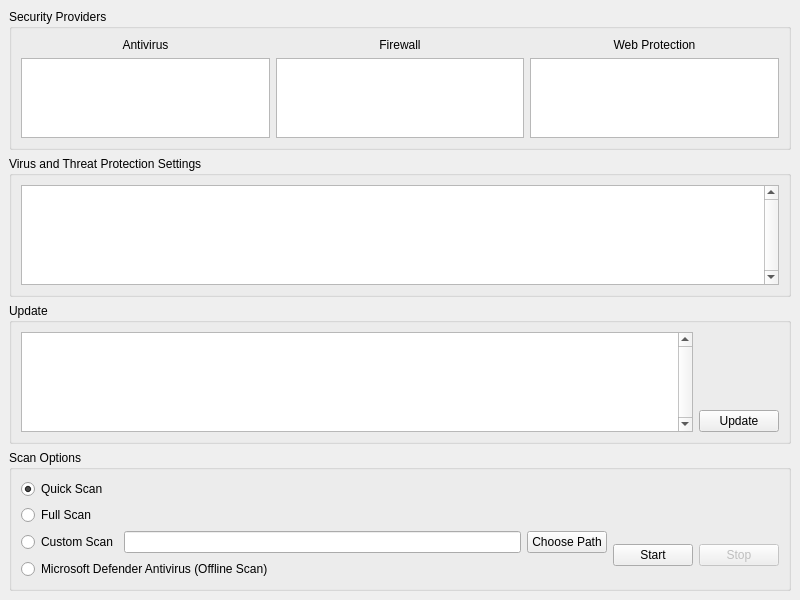
Above: UI/mainWindow.ui from RandySabatin/WindowsSecurityTool before the change. Below: the same form after it.
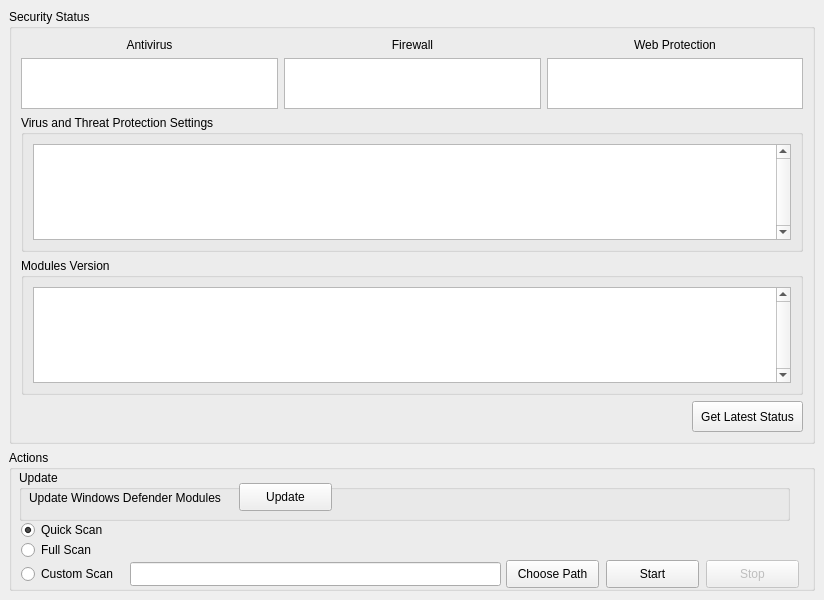
That is the form after the change.

What changed in the file:
```diff
--- a/UI/mainWindow.ui
+++ b/UI/mainWindow.ui
@@ -6,7 +6,7 @@
    <rect>
     <x>0</x>
     <y>0</y>
-    <width>800</width>
+    <width>824</width>
     <height>600</height>
    </rect>
   </property>
@@ -15,144 +15,22 @@
   </property>
   <widget class="QWidget" name="centralwidget">
    <layout class="QGridLayout" name="gridLayout">
-    <item row="3" column="0">
-     <widget class="QGroupBox" name="groupBox_3">
-      <property name="minimumSize">
-       <size>
-        <width>0</width>
-        <height>141</height>
-       </size>
-      </property>
-      <property name="title">
-       <string>Scan Options</string>
-      </property>
-      <layout class="QGridLayout" name="gridLayout_3">
-       <item row="0" column="0">
-        <widget class="QRadioButton" name="radioButton">
-         <property name="text">
-          <string>Quick Scan</string>
-         </property>
-         <property name="checked">
-          <bool>true</bool>
-         </property>
-        </widget>
-       </item>
-       <item row="1" column="0">
-        <widget class="QRadioButton" name="radioButton_2">
-         <property name="text">
-          <string>Full Scan</string>
-         </property>
-        </widget>
-       </item>
-       <item row="2" column="0">
-        <widget class="QRadioButton" name="radioButton_3">
-         <property name="text">
-          <string>Custom Scan</string>
-         </property>
-        </widget>
-       </item>
-       <item row="2" column="1">
-        <widget class="QLineEdit" name="lineEdit"/>
-       </item>
-       <item row="2" column="2">
-        <widget class="QPushButton" name="pushButton">
-         <property name="text">
-          <string>Choose Path</string>
-         </property>
-        </widget>
-       </item>
-       <item row="2" column="3" rowspan="2">
-        <widget class="QPushButton" name="pushButton_2">
-         <property name="text">
-          <string>Start</string>
-         </property>
-        </widget>
-       </item>
-       <item row="2" column="4" rowspan="2">
-        <widget class="QPushButton" name="pushButton_3">
-         <property name="enabled">
-          <bool>false</bool>
-         </property>
-         <property name="text">
-          <string>Stop</string>
-         </property>
-        </widget>
-       </item>
-       <item row="3" column="0" colspan="2">
-        <widget class="QRadioButton" name="radioButton_4">
-         <property name="text">
-          <string>Microsoft Defender Antivirus (Offline Scan)</string>
-         </property>
-        </widget>
-       </item>
-      </layout>
-     </widget>
-    </item>
-    <item row="2" column="0">
-     <widget class="QGroupBox" name="groupBox_4">
-      <property name="minimumSize">
-       <size>
-        <width>778</width>
-        <height>71</height>
-       </size>
-      </property>
-      <property name="title">
-       <string>Update</string>
-      </property>
-      <layout class="QGridLayout" name="gridLayout_5">
-       <item row="0" column="0" rowspan="2">
-        <widget class="QTextBrowser" name="textBrowser_5">
-         <property name="verticalScrollBarPolicy">
-          <enum>Qt::ScrollBarAlwaysOn</enum>
-         </property>
-         <property name="html">
-          <string>&lt;!DOCTYPE HTML PUBLIC &quot;-//W3C//DTD HTML 4.0//EN&quot; &quot;http://www.w3.org/TR/REC-html40/strict.dtd&quot;&gt;
-&lt;html&gt;&lt;head&gt;&lt;meta name=&quot;qrichtext&quot; content=&quot;1&quot; /&gt;&lt;style type=&quot;text/css&quot;&gt;
-p, li { white-space: pre-wrap; }
-&lt;/style&gt;&lt;/head&gt;&lt;body style=&quot; font-family:'MS Shell Dlg 2'; font-size:7.8pt; font-weight:400; font-style:normal;&quot;&gt;
-&lt;p style=&quot;-qt-paragraph-type:empty; margin-top:0px; margin-bottom:0px; margin-left:0px; margin-right:0px; -qt-block-indent:0; text-indent:0px;&quot;&gt;&lt;br /&gt;&lt;/p&gt;&lt;/body&gt;&lt;/html&gt;</string>
-         </property>
-        </widget>
-       </item>
-       <item row="0" column="1">
-        <spacer name="verticalSpacer">
-         <property name="orientation">
-          <enum>Qt::Vertical</enum>
-         </property>
-         <property name="sizeHint" stdset="0">
-          <size>
-           <width>20</width>
-           <height>60</height>
-          </size>
-         </property>
-        </spacer>
-       </item>
-       <item row="1" column="1">
-        <widget class="QPushButton" name="pushButton_4">
-         <property name="text">
-          <string>Update</string>
-         </property>
-        </widget>
-       </item>
-      </layout>
-     </widget>
-    </item>
     <item row="0" column="0">
-     <widget class="QGroupBox" name="groupBox">
+     <widget class="QGroupBox" name="Prviders_groupBox">
       <property name="minimumSize">
        <size>
-        <width>0</width>
-        <height>141</height>
+        <width>802</width>
+        <height>430</height>
        </size>
       </property>
       <property name="maximumSize">
        <size>
         <width>16777215</width>
-        <height>141</height>
+        <height>16777215</height>
        </size>
       </property>
       <property name="title">
-       <string>Security Providers</string>
+       <string>Security Status</string>
       </property>
       <layout class="QGridLayout" name="gridLayout_2">
        <item row="0" column="0">
@@ -175,8 +53,8 @@
          </property>
         </widget>
        </item>
-       <item row="0" column="2">
-        <widget class="QLabel" name="label_wp">
+       <item row="0" column="2" colspan="2">
+        <widget class="QLabel" name="wp_label">
          <property name="text">
           <string>Web Protection</string>
          </property>
@@ -186,7 +64,13 @@
         </widget>
        </item>
        <item row="1" column="0">
-        <widget class="QTextBrowser" name="textBrowser">
+        <widget class="QTextBrowser" name="av_textBrowser">
+         <property name="maximumSize">
+          <size>
+           <width>16777215</width>
+           <height>51</height>
+          </size>
+         </property>
          <property name="html">
           <string>&lt;!DOCTYPE HTML PUBLIC &quot;-//W3C//DTD HTML 4.0//EN&quot; &quot;http://www.w3.org/TR/REC-html40/strict.dtd&quot;&gt;
 &lt;html&gt;&lt;head&gt;&lt;meta name=&quot;qrichtext&quot; content=&quot;1&quot; /&gt;&lt;style type=&quot;text/css&quot;&gt;
@@ -197,7 +81,13 @@
         </widget>
        </item>
        <item row="1" column="1">
-        <widget class="QTextBrowser" name="textBrowser_2">
+        <widget class="QTextBrowser" name="fw_textBrowser">
+         <property name="maximumSize">
+          <size>
+           <width>16777215</width>
+           <height>51</height>
+          </size>
+         </property>
          <property name="html">
           <string>&lt;!DOCTYPE HTML PUBLIC &quot;-//W3C//DTD HTML 4.0//EN&quot; &quot;http://www.w3.org/TR/REC-html40/strict.dtd&quot;&gt;
 &lt;html&gt;&lt;head&gt;&lt;meta name=&quot;qrichtext&quot; content=&quot;1&quot; /&gt;&lt;style type=&quot;text/css&quot;&gt;
@@ -207,8 +97,14 @@
          </property>
         </widget>
        </item>
-       <item row="1" column="2">
-        <widget class="QTextBrowser" name="textBrowser_3">
+       <item row="1" column="2" colspan="2">
+        <widget class="QTextBrowser" name="wp_textBrowser">
+         <property name="maximumSize">
+          <size>
+           <width>16777215</width>
+           <height>51</height>
+          </size>
+         </property>
          <property name="html">
           <string>&lt;!DOCTYPE HTML PUBLIC &quot;-//W3C//DTD HTML 4.0//EN&quot; &quot;http://www.w3.org/TR/REC-html40/strict.dtd&quot;&gt;
 &lt;html&gt;&lt;head&gt;&lt;meta name=&quot;qrichtext&quot; content=&quot;1&quot; /&gt;&lt;style type=&quot;text/css&quot;&gt;
@@ -218,30 +114,249 @@
          </property>
         </widget>
        </item>
+       <item row="2" column="0" colspan="4">
+        <widget class="QGroupBox" name="Settings_groupBox">
+         <property name="title">
+          <string>Virus and Threat Protection Settings</string>
+         </property>
+         <layout class="QGridLayout" name="gridLayout_4">
+          <item row="0" column="0">
+           <widget class="QTextBrowser" name="settings_textBrowser">
+            <property name="verticalScrollBarPolicy">
+             <enum>Qt::ScrollBarAlwaysOn</enum>
+            </property>
+            <property name="html">
+             <string>&lt;!DOCTYPE HTML PUBLIC &quot;-//W3C//DTD HTML 4.0//EN&quot; &quot;http://www.w3.org/TR/REC-html40/strict.dtd&quot;&gt;
+&lt;html&gt;&lt;head&gt;&lt;meta name=&quot;qrichtext&quot; content=&quot;1&quot; /&gt;&lt;style type=&quot;text/css&quot;&gt;
+p, li { white-space: pre-wrap; }
+&lt;/style&gt;&lt;/head&gt;&lt;body style=&quot; font-family:'MS Shell Dlg 2'; font-size:7.8pt; font-weight:400; font-style:normal;&quot;&gt;
+&lt;p style=&quot;-qt-paragraph-type:empty; margin-top:0px; margin-bottom:0px; margin-left:0px; margin-right:0px; -qt-block-indent:0; text-indent:0px;&quot;&gt;&lt;br /&gt;&lt;/p&gt;&lt;/body&gt;&lt;/html&gt;</string>
+            </property>
+           </widget>
+          </item>
+         </layout>
+        </widget>
+       </item>
+       <item row="3" column="0" colspan="4">
+        <widget class="QGroupBox" name="update_groupBox">
+         <property name="minimumSize">
+          <size>
+           <width>778</width>
+           <height>71</height>
+          </size>
+         </property>
+         <property name="title">
+          <string>Modules Version</string>
+         </property>
+         <layout class="QGridLayout" name="gridLayout_5">
+          <item row="0" column="0" rowspan="2">
+           <widget class="QTextBrowser" name="update_textBrowser">
+            <property name="verticalScrollBarPolicy">
+             <enum>Qt::ScrollBarAlwaysOn</enum>
+            </property>
+            <property name="html">
+             <string>&lt;!DOCTYPE HTML PUBLIC &quot;-//W3C//DTD HTML 4.0//EN&quot; &quot;http://www.w3.org/TR/REC-html40/strict.dtd&quot;&gt;
+&lt;html&gt;&lt;head&gt;&lt;meta name=&quot;qrichtext&quot; content=&quot;1&quot; /&gt;&lt;style type=&quot;text/css&quot;&gt;
+p, li { white-space: pre-wrap; }
+&lt;/style&gt;&lt;/head&gt;&lt;body style=&quot; font-family:'MS Shell Dlg 2'; font-size:7.8pt; font-weight:400; font-style:normal;&quot;&gt;
+&lt;p style=&quot;-qt-paragraph-type:empty; margin-top:0px; margin-bottom:0px; margin-left:0px; margin-right:0px; -qt-block-indent:0; text-indent:0px;&quot;&gt;&lt;br /&gt;&lt;/p&gt;&lt;/body&gt;&lt;/html&gt;</string>
+            </property>
+           </widget>
+          </item>
+         </layout>
+        </widget>
+       </item>
+       <item row="4" column="0" colspan="3">
+        <spacer name="horizontalSpacer">
+         <property name="orientation">
+          <enum>Qt::Horizontal</enum>
+         </property>
+         <property name="sizeHint" stdset="0">
+          <size>
+           <width>657</width>
+           <height>20</height>
+          </size>
+         </property>
+        </spacer>
+       </item>
+       <item row="4" column="3">
+        <widget class="QPushButton" name="status_pushButton">
+         <property name="minimumSize">
+          <size>
+           <width>111</width>
+           <height>31</height>
+          </size>
+         </property>
+         <property name="maximumSize">
+          <size>
+           <width>111</width>
+           <height>31</height>
+          </size>
+         </property>
+         <property name="text">
+          <string>Get Latest Status</string>
+         </property>
+        </widget>
+       </item>
       </layout>
      </widget>
     </item>
-    <item row="1" column="0">
-     <widget class="QGroupBox" name="groupBox_2">
+    <item row="3" column="0">
+     <widget class="QGroupBox" name="Scan_groupBox">
+      <property name="minimumSize">
+       <size>
+        <width>0</width>
+        <height>141</height>
+       </size>
+      </property>
       <property name="title">
-       <string>Virus and Threat Protection Settings</string>
+       <string>Actions</string>
       </property>
-      <layout class="QGridLayout" name="gridLayout_4">
-       <item row="0" column="0">
-        <widget class="QTextBrowser" name="textBrowser_4">
-         <property name="verticalScrollBarPolicy">
-          <enum>Qt::ScrollBarAlwaysOn</enum>
-         </property>
-         <property name="html">
-          <string>&lt;!DOCTYPE HTML PUBLIC &quot;-//W3C//DTD HTML 4.0//EN&quot; &quot;http://www.w3.org/TR/REC-html40/strict.dtd&quot;&gt;
-&lt;html&gt;&lt;head&gt;&lt;meta name=&quot;qrichtext&quot; content=&quot;1&quot; /&gt;&lt;style type=&quot;text/css&quot;&gt;
-p, li { white-space: pre-wrap; }
-&lt;/style&gt;&lt;/head&gt;&lt;body style=&quot; font-family:'MS Shell Dlg 2'; font-size:7.8pt; font-weight:400; font-style:normal;&quot;&gt;
-&lt;p style=&quot;-qt-paragraph-type:empty; margin-top:0px; margin-bottom:0px; margin-left:0px; margin-right:0px; -qt-block-indent:0; text-indent:0px;&quot;&gt;&lt;br /&gt;&lt;/p&gt;&lt;/body&gt;&lt;/html&gt;</string>
-         </property>
-        </widget>
-       </item>
-      </layout>
+      <widget class="QRadioButton" name="QS_radioButton">
+       <property name="geometry">
+        <rect>
+         <x>12</x>
+         <y>70</y>
+         <width>90</width>
+         <height>20</height>
+        </rect>
+       </property>
+       <property name="text">
+        <string>Quick Scan</string>
+       </property>
+       <property name="checked">
+        <bool>true</bool>
+       </property>
+      </widget>
+      <widget class="QRadioButton" name="FS_radioButton">
+       <property name="geometry">
+        <rect>
+         <x>12</x>
+         <y>90</y>
+         <width>79</width>
+         <height>20</height>
+        </rect>
+       </property>
+       <property name="text">
+        <string>Full Scan</string>
+       </property>
+      </widget>
+      <widget class="QRadioButton" name="CS_radioButton">
+       <property name="geometry">
+        <rect>
+         <x>12</x>
+         <y>114</y>
+         <width>102</width>
+         <height>20</height>
+        </rect>
+       </property>
+       <property name="text">
+        <string>Custom Scan</string>
+       </property>
+      </widget>
+      <widget class="QLineEdit" name="path_lineEdit">
+       <property name="geometry">
+        <rect>
+         <x>121</x>
+         <y>112</y>
+         <width>371</width>
+         <height>24</height>
+        </rect>
+       </property>
+      </widget>
+      <widget class="QPushButton" name="path_pushButton">
+       <property name="geometry">
+        <rect>
+         <x>497</x>
+         <y>110</y>
+         <width>93</width>
+         <height>28</height>
+        </rect>
+       </property>
+       <property name="text">
+        <string>Choose Path</string>
+       </property>
+      </widget>
+      <widget class="QPushButton" name="start_pushButton">
+       <property name="geometry">
+        <rect>
+         <x>597</x>
+         <y>110</y>
+         <width>93</width>
+         <height>28</height>
+        </rect>
+       </property>
+       <property name="text">
+        <string>Start</string>
+       </property>
+      </widget>
+      <widget class="QPushButton" name="stop_pushButton">
+       <property name="enabled">
+        <bool>false</bool>
+       </property>
+       <property name="geometry">
+        <rect>
+         <x>697</x>
+         <y>110</y>
+         <width>93</width>
+         <height>28</height>
+        </rect>
+       </property>
+       <property name="text">
+        <string>Stop</string>
+       </property>
+      </widget>
+      <widget class="QGroupBox" name="groupBox">
+       <property name="geometry">
+        <rect>
+         <x>10</x>
+         <y>20</y>
+         <width>771</width>
+         <height>51</height>
+        </rect>
+       </property>
+       <property name="minimumSize">
+        <size>
+         <width>771</width>
+         <height>51</height>
+        </size>
+       </property>
+       <property name="maximumSize">
+        <size>
+         <width>16777215</width>
+         <height>51</height>
+        </size>
+       </property>
+       <property name="title">
+        <string>Update</string>
+       </property>
+       <widget class="QPushButton" name="update_pushButton">
+        <property name="geometry">
+         <rect>
+          <x>220</x>
+          <y>13</y>
+          <width>93</width>
+          <height>28</height>
+         </rect>
+        </property>
+        <property name="text">
+         <string>Update</string>
+        </property>
+       </widget>
+       <widget class="QLabel" name="label">
+        <property name="geometry">
+         <rect>
+          <x>10</x>
+          <y>20</y>
+          <width>211</width>
+          <height>16</height>
+         </rect>
+        </property>
+        <property name="text">
+         <string>Update Windows Defender Modules</string>
+        </property>
+       </widget>
+      </widget>
      </widget>
     </item>
    </layout>
```
Left out of the diff: 4 changed lines with no effect on the pictures.
